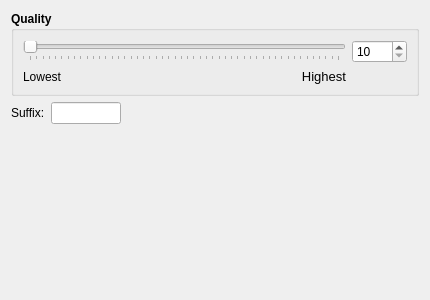
Qt form widgets/faacwidgetUI.ui (marco-mania/audex-old) before a commit.
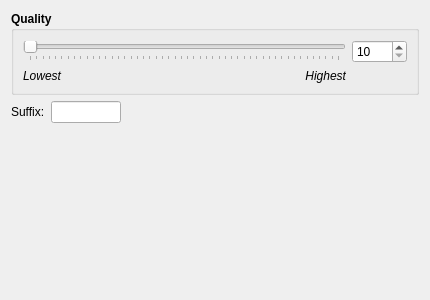
The same form after that commit. Custom widgets are drawn as their Qt base class.

```diff
--- a/widgets/faacwidgetUI.ui
+++ b/widgets/faacwidgetUI.ui
@@ -78,6 +78,7 @@
         <property name="font">
          <font>
           <weight>50</weight>
+          <italic>true</italic>
           <bold>false</bold>
          </font>
         </property>
@@ -91,15 +92,15 @@
         <property name="font">
          <font>
           <weight>50</weight>
+          <italic>true</italic>
           <bold>false</bold>
          </font>
         </property>
         <property name="text">
-         <string>&lt;!DOCTYPE HTML PUBLIC &quot;-//W3C//DTD HTML 4.0//EN&quot; &quot;http://www.w3.org/TR/REC-html40/strict.dtd&quot;&gt;
-&lt;html&gt;&lt;head&gt;&lt;meta name=&quot;qrichtext&quot; content=&quot;1&quot; /&gt;&lt;style type=&quot;text/css&quot;&gt;
-p, li { white-space: pre-wrap; }
-&lt;/style&gt;&lt;/head&gt;&lt;body style=&quot; font-family:'Sans Serif'; font-size:10pt; font-weight:400; font-style:normal;&quot;&gt;
-&lt;p align=&quot;right&quot; style=&quot; margin-top:0px; margin-bottom:0px; margin-left:0px; margin-right:0px; -qt-block-indent:0; text-indent:0px;&quot;&gt;Highest&lt;/p&gt;&lt;/body&gt;&lt;/html&gt;</string>
+         <string>Highest</string>
+        </property>
+        <property name="alignment">
+         <set>Qt::AlignRight|Qt::AlignTrailing|Qt::AlignVCenter</set>
         </property>
        </widget>
       </item>
```
Left out of the diff: 3 changed lines with no effect on the pictures.
